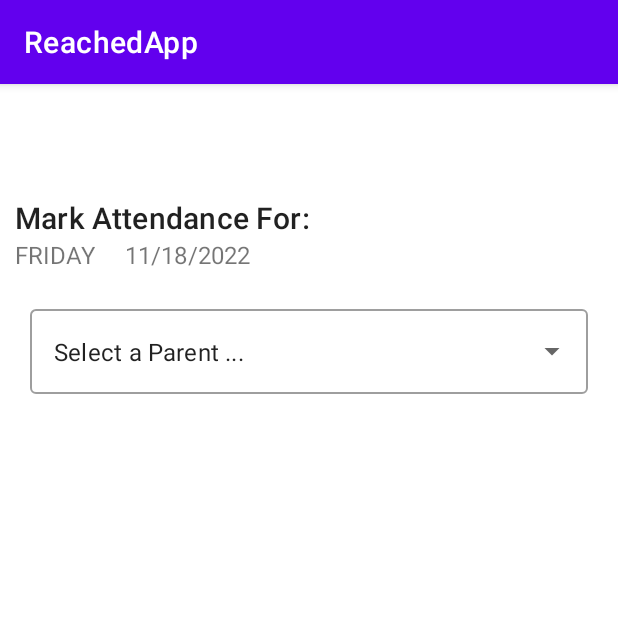
After one commit to adumitriu21/ReachedApp, an Android app: the ParentAttendanceView screen opened through its navigation route, on a phone screen of 412 x 824 dp, the top half of it. The commit adds this screen. Run offline under Robolectric (Android 15) with nearby library versions, the phone set to English and light mode, and no system bars; our stand-ins replace Firebase (no records; nobody signed in at launch, a user with empty details on screens opened directly).

Commit message:
Added parents view as per discussions with the team

```diff
--- a/app/src/main/java/com/example/reachedapp/Views/HomeFragment.kt
+++ b/app/src/main/java/com/example/reachedapp/Views/HomeFragment.kt
@@ -19,9 +19,14 @@ class HomeFragment : Fragment() {
         val view =  inflater.inflate(R.layout.fragment_home, container, false)
 
         val teacherAppBtn = view.findViewById<Button>(R.id.teacher_app)
+        val parentAppBtn = view.findViewById<Button>(R.id.parent_app)
 
         teacherAppBtn.setOnClickListener{
             findNavController().navigate(R.id.action_homeFragment3_to_teacherMainMenu)
+        }
+
+        parentAppBtn.setOnClickListener{
+            findNavController().navigate(R.id.action_homeFragment3_to_parentMainMenu)
         }
 
         return view
--- /dev/null
+++ b/app/src/main/java/com/example/reachedapp/Views/ParentAttendanceView.kt
@@ -0,0 +1,155 @@
+package com.example.reachedapp.Views
+
+import android.os.Bundle
+import androidx.fragment.app.Fragment
+import android.view.LayoutInflater
+import android.view.View
+import android.view.ViewGroup
+import android.widget.AdapterView
+import android.widget.ArrayAdapter
+import android.widget.AutoCompleteTextView
+import android.widget.TextView
+import androidx.recyclerview.widget.LinearLayoutManager
+import androidx.recyclerview.widget.RecyclerView
+import com.example.reachedapp.Models.Student
+import com.example.reachedapp.R
+import com.google.firebase.database.DataSnapshot
+import com.google.firebase.database.DatabaseError
+import com.google.firebase.database.FirebaseDatabase
+import com.google.firebase.database.ValueEventListener
+import java.text.SimpleDateFormat
+import java.time.LocalDate
+import java.util.*
+import kotlin.collections.ArrayList
+
+private const val ARG_PARAM1 = "param1"
+private const val ARG_PARAM2 = "param2"
+
+/**
+ * A simple [Fragment] subclass.
+ * Use the [ParentAttendanceView.newInstance] factory method to
+ * create an instance of this fragment.
+ */
+class ParentAttendanceView : Fragment() {
+    // TODO: Rename and change types of parameters
+    private var param1: String? = null
+    private var param2: String? = null
+
+    private val database = FirebaseDatabase.getInstance()
+    val ref = database.getReference("Student")
+    val attendanceRef = database.getReference("Attendance")
+    private lateinit var dateTimeDisplay: TextView
+    private lateinit var dayOfWeek: TextView
+    private lateinit var calendar: Calendar
+    private lateinit var dateFormat: SimpleDateFormat
+    private lateinit var date: String
+
+    val parentList: MutableList<String> = ArrayList<String>()
+
+
+    override fun onCreate(savedInstanceState: Bundle?) {
+        super.onCreate(savedInstanceState)
+        /*
+        arguments?.let {
+            param1 = it.getString(ARG_PARAM1)
+            param2 = it.getString(ARG_PARAM2)
+        }
+        */
+        ref.addValueEventListener(object : ValueEventListener {
+            override fun onDataChange(dataSnapshot: DataSnapshot) {
+
+                for (dsp in dataSnapshot.children) {
+                    val s = dsp.getValue(Student::class.java)
+                    if (s != null) {
+                        parentList.add(s.studentParent1)
+                    }
+                }
+            }
+
+            override fun onCancelled(databaseError: DatabaseError) {
+                println("The read failed: " + databaseError.code)
+            }
+        })
+    }
+
+    override fun onCreateView(inflater: LayoutInflater, container: ViewGroup?,
+                              savedInstanceState: Bundle?): View? {
+        // Inflate the layout for this fragment
+        val view =  inflater.inflate(R.layout.fragment_parent_attendance_view, container, false)
+
+        val adapter = ArrayAdapter(requireActivity(), R.layout.drpdown_item, parentList)
+
+        val allParentsList = view.findViewById<AutoCompleteTextView>(R.id.parentSelection)
+
+        allParentsList.threshold = 1 //will start working from first character
+        allParentsList.setAdapter(adapter) //setting the adapter data into the AutoCompleteTextView
+        //display date
+        dateTimeDisplay = view.findViewById(R.id.date)
+        calendar = Calendar.getInstance()
+        dateFormat = SimpleDateFormat("MM/dd/yyyy")
+        date = dateFormat.format(calendar.getTime())
+        dateTimeDisplay.setText(date)
+
+        //display day of the week
+        dayOfWeek = view.findViewById(R.id.day)
+        dayOfWeek.setText(LocalDate.now().dayOfWeek.name)
+
+
+
+        val studentAdapter = StudentListAdapter()
+        val studentRecyclerView = view.findViewById<RecyclerView>(R.id.pStudentsList)
+        studentRecyclerView.adapter = studentAdapter
+        studentRecyclerView.layoutManager = LinearLayoutManager(requireContext())
+
+
+        val formatter = SimpleDateFormat("dd MMMM yyyy")
+        val attendanceDate = Date()
+
+        allParentsList.setOnItemClickListener(AdapterView.OnItemClickListener { parent, arg1, position, arg3 ->
+            val item = parent.getItemAtPosition(position)
+            val studentList: MutableList<Student> = ArrayList<Student>()
+
+            ref.addValueEventListener(object : ValueEventListener {
+                override fun onDataChange(dataSnapshot: DataSnapshot) {
+
+                    for (dsp in dataSnapshot.children) {
+                        val s = dsp.getValue(Student::class.java)
+                        if (s != null && s.studentParent1.toString() == item.toString()) {
+                            studentList.add(s)
+                            attendanceRef.child(formatter.format(attendanceDate)).child(s.studentHomeroom.toString()).child(s.studentName).child("IsPresent").setValue(true)
+                        }
+                        studentAdapter.setData(studentList)
+                    }
+                }
+
+
+                override fun onCancelled(databaseError: DatabaseError) {
+                    println("The read failed: " + databaseError.code)
+                }
+            })
+        })
+        studentRecyclerView.setOnClickListener {  }
+
+        return view
+    }
+
+    companion object {
+        /**
+         * Use this factory method to create a new instance of
+         * this fragment using the provided parameters.
+         *
+         * @param param1 Parameter 1.
+         * @param param2 Parameter 2.
+         * @return A new instance of fragment ParentAttendanceView.
+         */
+        // TODO: Rename and change types and number of parameters
+        @JvmStatic
+        fun newInstance(param1: String, param2: String) =
+                ParentAttendanceView().apply {
+                    arguments = Bundle().apply {
+                        putString(ARG_PARAM1, param1)
+                        putString(ARG_PARAM2, param2)
+                    }
+                }
+    }
+}
--- /dev/null
+++ b/app/src/main/java/com/example/reachedapp/Views/ParentMainMenu.kt
@@ -0,0 +1,25 @@
+package com.example.reachedapp.Views
+
+import android.os.Bundle
+import android.view.LayoutInflater
+import android.view.View
+import android.view.ViewGroup
+import android.widget.Button
+import androidx.fragment.app.Fragment
+import androidx.navigation.fragment.findNavController
+import com.example.reachedapp.R
+
+class ParentMainMenu : Fragment() {
+    override fun onCreateView(inflater: LayoutInflater, container: ViewGroup?,
+                              savedInstanceState: Bundle?): View? {
+        // Inflate the layout for this fragment
+        val view =  inflater.inflate(R.layout.fragment_parent_main_menu, container, false)
+        val markAttendanceBtn = view.findViewById<Button>(R.id.mark_attendance_btn)
+        markAttendanceBtn.setOnClickListener{
+            findNavController().navigate(R.id.action_parentMainMenu_to_parentAttendanceView)
+        }
+
+        return view
+    }
+
+}
--- /dev/null
+++ b/app/src/main/res/layout/fragment_parent_attendance_view.xml
@@ -0,0 +1,81 @@
+<?xml version="1.0" encoding="utf-8"?>
+<LinearLayout xmlns:android="http://schemas.android.com/apk/res/android"
+    xmlns:tools="http://schemas.android.com/tools"
+    android:layout_width="match_parent"
+    android:layout_height="match_parent"
+    xmlns:app="http://schemas.android.com/apk/res-auto"
+    tools:context=".Views.ParentAttendanceView">
+
+    <LinearLayout
+        android:orientation="vertical"
+        android:layout_width="match_parent"
+        android:layout_height="wrap_content">
+
+        <TextView
+            android:textSize="20sp"
+            android:layout_marginHorizontal="10dp"
+            android:layout_width="match_parent"
+            style="@style/TextAppearance.Material3.LabelLarge"
+            android:layout_height="wrap_content"
+            android:text="Mark Attendance For:" />
+
+        <LinearLayout
+            android:layout_width="match_parent"
+            android:orientation="horizontal"
+            android:layout_height="wrap_content">
+            <TextView
+                android:textSize="16sp"
+                android:id="@+id/day"
+                android:layout_marginHorizontal="10dp"
+                android:layout_width="wrap_content"
+                android:layout_height="wrap_content"
+                android:text="Wednesday" />
+
+            <TextView
+                android:textSize="16sp"
+                android:id="@+id/date"
+                android:layout_marginHorizontal="10dp"
+                android:layout_width="wrap_content"
+                android:layout_height="wrap_content"
+                android:text="2022-11-10" />
+        </LinearLayout>
+        <LinearLayout
+            android:layout_width="match_parent"
+            android:orientation="horizontal"
+            android:layout_height="wrap_content">
+
+            <com.google.android.material.textfield.TextInputLayout
+                style="@style/Widget.MaterialComponents.TextInputLayout.OutlinedBox.ExposedDropdownMenu"
+                android:layout_width="match_parent"
+                android:layout_height="wrap_content"
+                android:layout_margin="20dp"
+                app:layout_constraintLeft_toLeftOf="parent"
+                app:layout_constraintRight_toRightOf="parent"
+                app:layout_constraintTop_toTopOf="parent">
+
+                <!-- Inside text input layout add
+                      an auto complete text view
+                        and make its input type to none-->
+                <AutoCompleteTextView
+                    android:id="@+id/parentSelection"
+                    android:layout_width="match_parent"
+                    android:layout_height="match_parent"
+                    android:layout_weight="1"
+                    android:inputType="none"
+                    android:text="Select a Parent ..."
+                    />
+
+            </com.google.android.material.textfield.TextInputLayout>
+
+        </LinearLayout>
+
+        <androidx.recyclerview.widget.RecyclerView
+            android:id="@+id/pStudentsList"
+            tools:listitem="@layout/item_students_list"
+            tools:itemCount="10"
+            android:layout_width="match_parent"
+            android:layout_height="wrap_content"/>
+
+    </LinearLayout>
+
+</LinearLayout>
--- /dev/null
+++ b/app/src/main/res/layout/fragment_parent_main_menu.xml
@@ -0,0 +1,21 @@
+<?xml version="1.0" encoding="utf-8"?>
+<androidx.constraintlayout.widget.ConstraintLayout xmlns:android="http://schemas.android.com/apk/res/android"
+    xmlns:app="http://schemas.android.com/apk/res-auto"
+    xmlns:tools="http://schemas.android.com/tools"
+    android:layout_width="match_parent"
+    android:layout_height="match_parent"
+    tools:context=".Views.TeacherMainMenu">
+
+    <Button
+        android:id="@+id/mark_attendance_btn"
+        android:layout_width="wrap_content"
+        android:layout_height="wrap_content"
+        android:text="Mark Attendance"
+        app:layout_constraintBottom_toBottomOf="parent"
+        app:layout_constraintEnd_toEndOf="parent"
+        app:layout_constraintHorizontal_bias="0.497"
+        app:layout_constraintStart_toStartOf="parent"
+        app:layout_constraintTop_toTopOf="parent"
+        app:layout_constraintVertical_bias="0.499" />
+
+</androidx.constraintlayout.widget.ConstraintLayout>
--- a/app/src/main/res/navigation/app_nav.xml
+++ b/app/src/main/res/navigation/app_nav.xml
@@ -34,5 +34,29 @@
         <action
             android:id="@+id/action_homeFragment3_to_teacherMainMenu"
             app:destination="@id/teacherMainMenu" />
+        <action
+            android:id="@+id/action_homeFragment3_to_parentMainMenu"
+            app:destination="@id/parentMainMenu" />
+    </fragment>
+    <fragment
+        android:id="@+id/parentMainMenu"
+        android:name="com.example.reachedapp.Views.ParentMainMenu"
+        android:label="fragment_parent_main_menu"
+        tools:layout="@layout/fragment_parent_main_menu" >
+        <action
+            android:id="@+id/action_parentMainMenu_to_parentAttendanceView"
+            app:destination="@id/parentAttendanceView" />
+        <action
+            android:id="@+id/action_parentMainMenu_to_homeFragment3"
+            app:destination="@id/homeFragment3" />
+    </fragment>
+    <fragment
+        android:id="@+id/parentAttendanceView"
+        android:name="com.example.reachedapp.Views.ParentAttendanceView"
+        android:label="fragment_parent_attendance_view"
+        tools:layout="@layout/fragment_parent_attendance_view" >
+        <action
+            android:id="@+id/action_parentAttendanceView_to_parentMainMenu"
+            app:destination="@id/parentMainMenu" />
     </fragment>
 </navigation>
--- a/build.gradle
+++ b/build.gradle
@@ -11,8 +11,8 @@ buildscript {
     }
 }// Top-level build file where you can add configuration options common to all sub-projects/modules.
 plugins {
-    id 'com.android.application' version '7.3.1' apply false
-    id 'com.android.library' version '7.3.1' apply false
+    id 'com.android.application' version '7.2.1' apply false
+    id 'com.android.library' version '7.2.1' apply false
     id 'org.jetbrains.kotlin.android' version '1.7.20' apply false
 }
 
```
